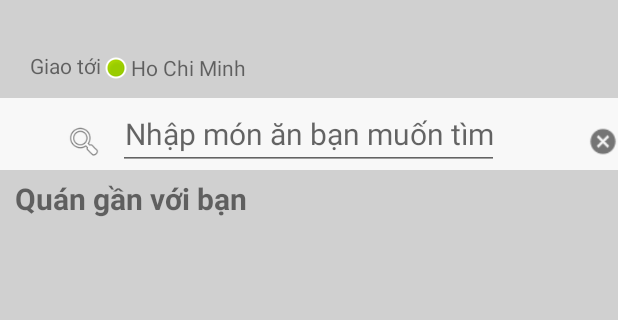
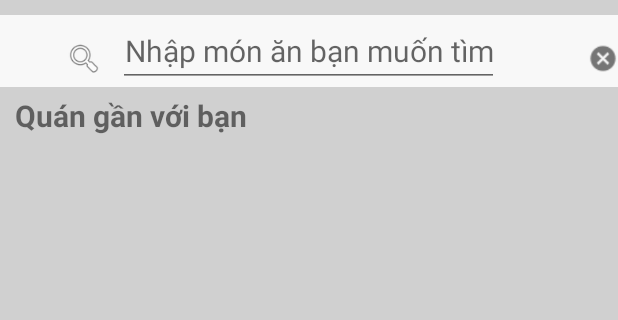
Before and after one commit to hieunvce/grabfood, an Android app: the HomePageFragment screen opened directly, with no data from a screen before it, on a phone screen of 412 x 824 dp, the part 84-404 px from its top. Run offline under Robolectric (Android 15) with nearby library versions, the phone set to English and light mode, and no system bars; plain views replace StickyScrollView.

Commit message:
Fix minor bugs

```diff
--- a/Client/android/RecyclerView/app/src/main/java/com/example/cefood/Activity/MainActivity.java
+++ b/Client/android/RecyclerView/app/src/main/java/com/example/cefood/Activity/MainActivity.java
@@ -1,5 +1,7 @@
 package com.example.cefood.Activity;
 
+import android.location.Location;
+import android.location.LocationListener;
 import android.support.annotation.NonNull;
 import android.support.design.widget.NavigationView;
 import android.support.v4.app.Fragment;
@@ -92,4 +94,23 @@ public class MainActivity extends AppCompatActivity {
                     .replace(R.id.content_frame, fragment)
                     .commit();
     }
+
+    private final LocationListener mLocationListener = new LocationListener() {
+        @Override
+        public void onLocationChanged(final Location location) {
+            //your code here
+        }
+
+        @Override
+        public void onStatusChanged(String provider, int status, Bundle extras) {
+        }
+
+        @Override
+        public void onProviderEnabled(String provider) {
+        }
+
+        @Override
+        public void onProviderDisabled(String provider) {
+        }
+    };
 }
--- a/Client/android/RecyclerView/app/src/main/java/com/example/cefood/Fragments/HomePageFragment.java
+++ b/Client/android/RecyclerView/app/src/main/java/com/example/cefood/Fragments/HomePageFragment.java
@@ -36,46 +36,19 @@ public class HomePageFragment extends Fragment {
 
     RecyclerView RecyclerViewHorizontal;
 
-    TextView user_address;
-    private static final int REQUEST_CODE = 0x01;
+
 
     @Override
     public View onCreateView(LayoutInflater inflater, ViewGroup parent, Bundle savedInstanceState) {
         // Defines the xml file for the fragment
         View view = inflater.inflate(R.layout.home_page_fragment, parent, false);
         RecyclerViewHorizontal = view.findViewById(R.id.RView_RestaurantNearYou);
-        user_address = view.findViewById(R.id.tv_user_address);
-
         GetRestaurantsData();
-
-        user_address.setOnClickListener(new View.OnClickListener() {
-            @Override
-            public void onClick(View v) {
-                Intent intent = new Intent(getActivity(), location.class);
-                startActivityForResult(intent, REQUEST_CODE);
-            }
-        });
         return view;
     }
 
     @Override
     public void onViewCreated(View view, Bundle savedInstanceState) {
-    }
-
-    @Override
-    public void onActivityResult(int requestCode, int resultCode, Intent data) {
-        super.onActivityResult(requestCode, resultCode, data);
-
-        if (requestCode == REQUEST_CODE) {
-            if (resultCode == Activity.RESULT_OK) {
-                final String result = data.getStringExtra("address");
-
-                if (!result.equals("")) {
-                    user_address.setText(result);
-                }
-            } else {
-            }
-        }
     }
 
     public  void initRecyclerViewHorizontal(){
--- a/Client/android/RecyclerView/app/src/main/res/layout/home_page_fragment.xml
+++ b/Client/android/RecyclerView/app/src/main/res/layout/home_page_fragment.xml
@@ -17,46 +17,6 @@
             android:layout_width="fill_parent"
             android:layout_height="wrap_content"
             android:orientation="vertical">
-
-            <RelativeLayout
-                android:layout_width="match_parent"
-                android:layout_height="wrap_content"
-                android:layout_marginTop="20dp"
-                >
-
-                <TextView
-                    android:id="@+id/txtAddress"
-                    android:layout_width="wrap_content"
-                    android:layout_height="wrap_content"
-                    android:layout_marginLeft="20dp"
-                    android:layout_marginStart="20dp"
-                    android:inputType="textPersonName"
-                    android:layout_marginTop="14dp"
-                    android:text="@string/str_address"
-                    />
-
-                <ImageButton
-                    android:id="@+id/imgAddress"
-                    android:layout_width="20dp"
-                    android:layout_height="20dp"
-                    android:layout_toRightOf="@id/txtAddress"
-                    android:src="@android:drawable/presence_online"
-                    android:layout_toEndOf="@id/txtAddress"
-                    android:layout_marginTop="15dp"
-                    />
-
-                <TextView
-                    android:id="@+id/tv_user_address"
-                    android:layout_width="wrap_content"
-                    android:layout_height="wrap_content"
-                    android:layout_centerHorizontal="true"
-                    android:layout_toRightOf="@id/imgAddress"
-                    android:text="@string/ho_chi_minh"
-                    android:layout_toEndOf="@id/imgAddress"
-                    android:layout_marginTop="15dp"
-                    />
-
-            </RelativeLayout>
 
             <RelativeLayout
                 android:id="@+id/LayoutFindFood"
```
Also changed, not shown: Client/android/RecyclerView/app/src/main/java/com/example/cefood/Activity/CartActivity.java (+37 -9 lines), Client/android/RecyclerView/app/src/main/res/layout/activity_cart.xml (+38 -8 lines).
